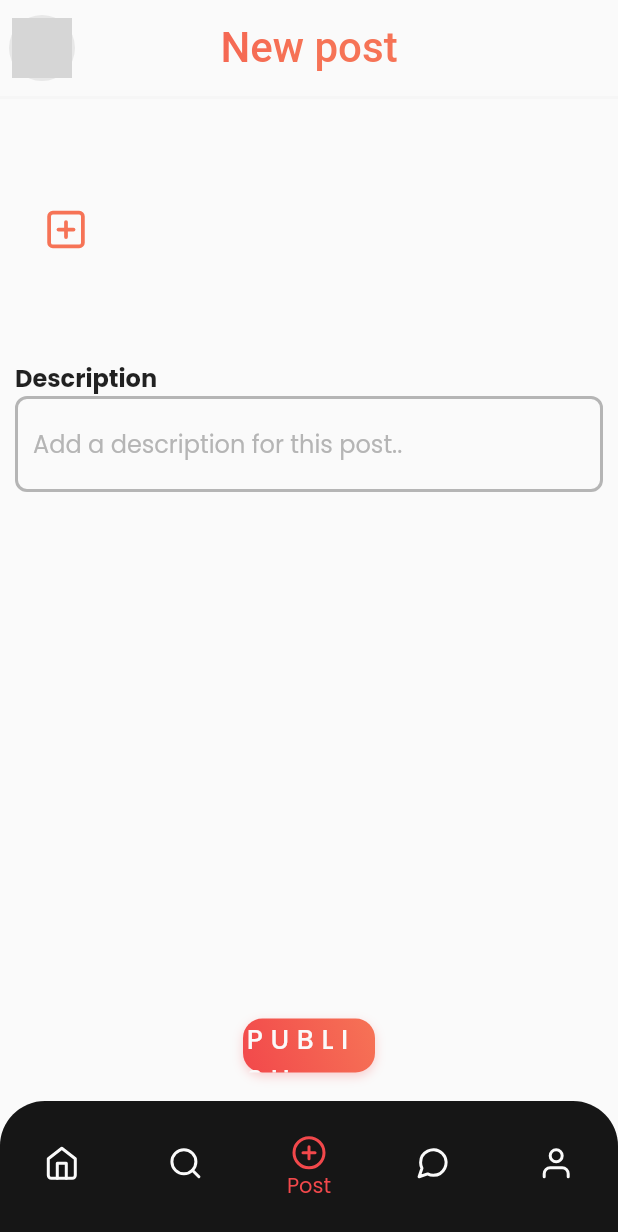
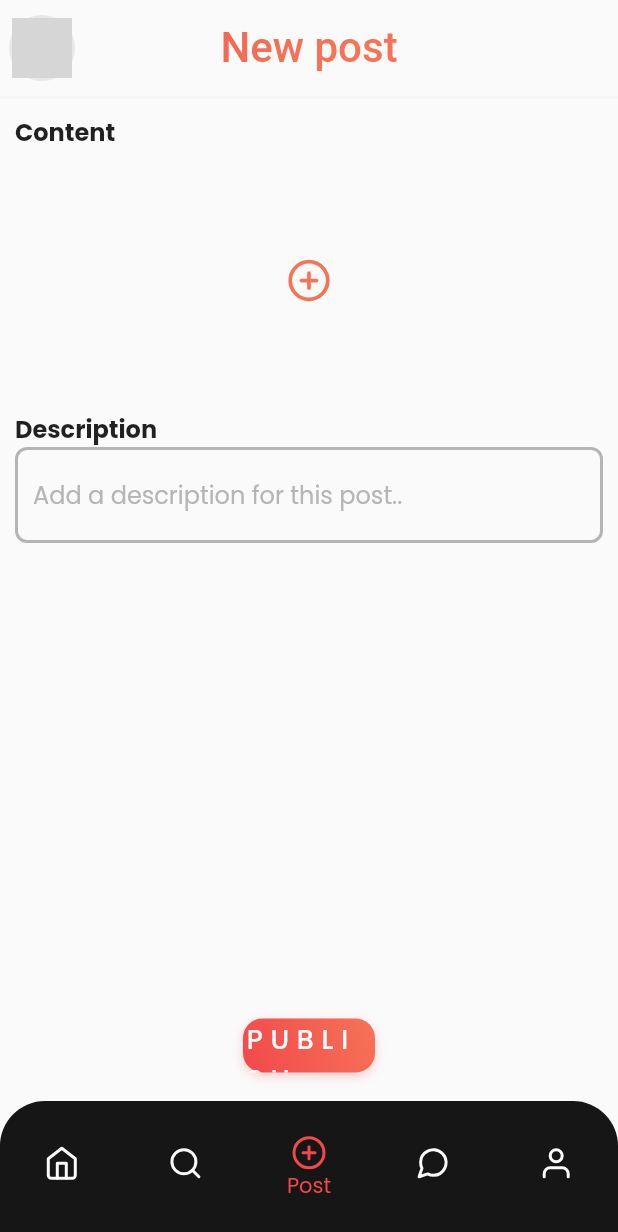
Before and after one commit to suggestied/MuffesApp, a Flutter app: the PageDesign screen opened directly, item 3 of the bottom bar chosen, after a tap on "PUBLISH", on a phone screen of 412 x 824 dp. Shown: the top 1232 px of the screen. Run offline on Flutter 3.47's test engine with Material 2 defaults, Android fonts, the phone set to English and light mode, and no system bars; drawn by our look-alikes of gradient_widgets; our stand-ins replace cached_network_image, carousel_slider, dio, file_picker, flutter_feather_icons, google_fonts and 1 more; missing offline and left inert: dio_http_cache; accounts and stored records are empty; network calls fail; grey boxes are pictures that could not be loaded.

Commit message:
new post changes, still not fixed

```diff
--- a/lib/screens/post/newPost.dart
+++ b/lib/screens/post/newPost.dart
@@ -21,9 +21,21 @@ class _newPostState extends State<newPost> {
   var description;
 
   post() async {
-    var data = {'content': description, "files": []};
-    var response =
-        await MuffesApi().multipartPostData(true, "/post", data, files);
+    var data = {
+      'content': description,
+      "files[]": [
+        for (var file in files)
+          ...{
+            await MultipartFile.fromPath(
+              "files[]",
+              file,
+              filename: file.split('/').last,
+            )
+          }.toList(),
+      ]
+    };
+    print(data['files[]']);
+    var response = await MuffesApi().multipartPostData(true, "/post", data);
     print(response);
     return response;
   }
@@ -39,8 +51,20 @@ class _newPostState extends State<newPost> {
         children: [
           Column(
             mainAxisAlignment: MainAxisAlignment.start,
-            crossAxisAlignment: CrossAxisAlignment.start,
+            crossAxisAlignment: CrossAxisAlignment.center,
             children: [
+              Container(
+                alignment: Alignment.topLeft,
+                margin: EdgeInsets.only(left: 10, right: 10, top: 10),
+                child: Text(
+                  "Content",
+                  style: TextStyle(
+                    fontSize: 16,
+                    fontWeight: FontWeight.bold,
+                  ),
+                  textAlign: TextAlign.left,
+                ),
+              ),
               Container(
                 margin: EdgeInsets.symmetric(vertical: 10),
                 child: SingleChildScrollView(
@@ -111,6 +135,7 @@ class _newPostState extends State<newPost> {
                             },
                           ),
                           FlatButton(
+                              padding: EdgeInsets.symmetric(horizontal: 40),
                               height: 150,
                               onPressed: () async {
                                 FilePickerResult result = await FilePicker
@@ -133,7 +158,7 @@ class _newPostState extends State<newPost> {
                                 }
                               },
                               child: Icon(
-                                FeatherIcons.plusSquare,
+                                FeatherIcons.plusCircle,
                                 size: 30,
                                 color: customStyle().orangeColor,
                               )),
@@ -160,7 +185,7 @@ class _newPostState extends State<newPost> {
                       autofocus: false,
                       autocorrect: false,
                       minLines: 1,
-                      maxLines: 3,
+                      maxLines: 2,
                       decoration: InputDecoration(
                         enabledBorder: OutlineInputBorder(
                           borderRadius: BorderRadius.all(Radius.circular(8)),
--- a/lib/utils/api.dart
+++ b/lib/utils/api.dart
@@ -86,7 +86,7 @@ class MuffesApi {
     return await http.delete(fullUrl, headers: _setHeaders());
   }
 
-  multipartPostData(auth, apiPath, data, files) async {
+  multipartPostData(auth, apiPath, data) async {
     var fullUrl = _url + apiPath;
     if (auth) {
       await _getToken();
```
